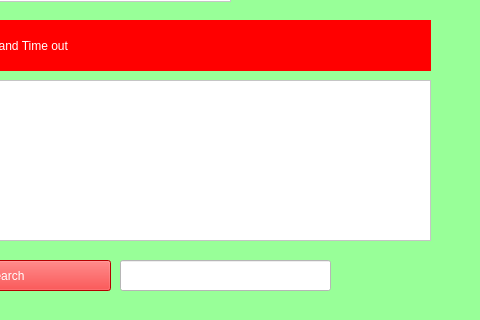
Before: the Qt Designer form main.ui in francisganapin/Employee_Login, drawn with Qt 5; both pictures show x 140 to 620 and y 290 to 610 of the 620 by 706 pixel window.
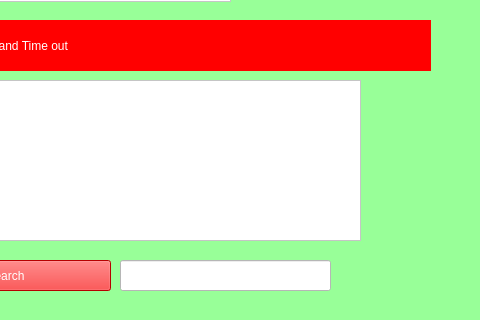
After: the same form once the commit is applied. The open tabs and pages were chosen to show the change.

Patch:
```diff
--- a/main.ui
+++ b/main.ui
@@ -295,7 +295,7 @@
       <rect>
        <x>40</x>
        <y>370</y>
-       <width>531</width>
+       <width>461</width>
        <height>161</height>
       </rect>
      </property>
```
Left out of the diff: 2 changed lines with no effect on the pictures.
